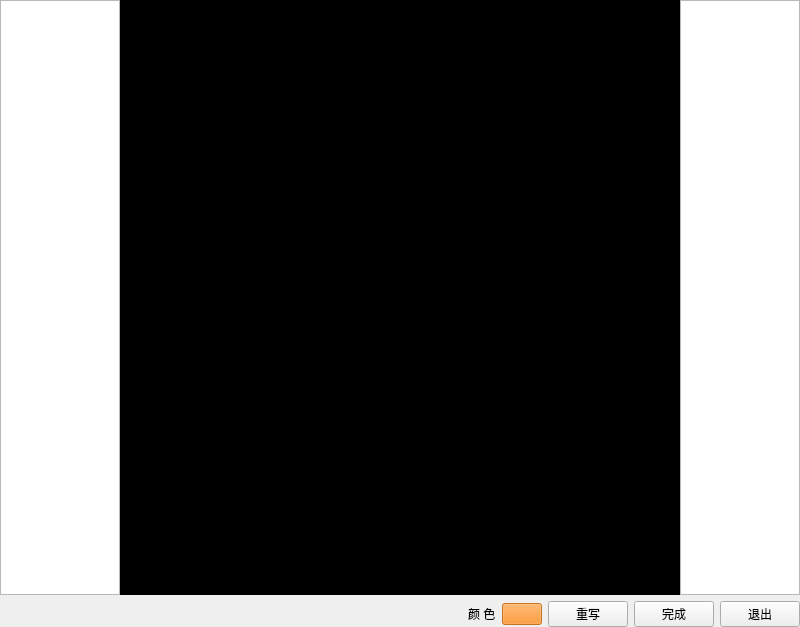
MrsZ/Demos, file QtDrawer/qtdrawer.ui: the form before one commit.
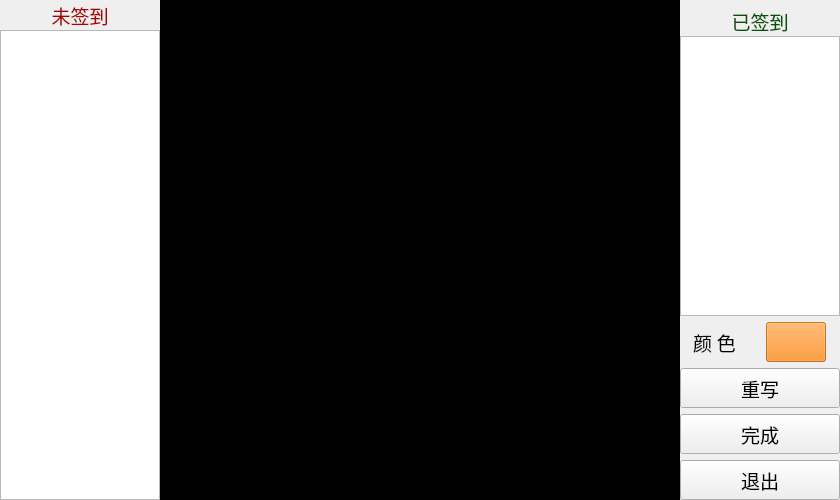
The form after the commit.

What changed in the file:
```diff
--- a/QtDrawer/qtdrawer.ui
+++ b/QtDrawer/qtdrawer.ui
@@ -6,39 +6,62 @@
    <rect>
     <x>0</x>
     <y>0</y>
-    <width>800</width>
-    <height>627</height>
+    <width>840</width>
+    <height>500</height>
    </rect>
   </property>
   <property name="windowTitle">
    <string>QtDrawer</string>
   </property>
   <widget class="QWidget" name="centralWidget">
-   <layout class="QHBoxLayout" name="horizontalLayout_3">
-    <property name="spacing">
-     <number>0</number>
-    </property>
-    <property name="margin">
-     <number>0</number>
-    </property>
-    <item>
-     <layout class="QVBoxLayout" name="verticalLayout">
-      <item>
        <layout class="QHBoxLayout" name="horizontalLayout">
         <property name="spacing">
          <number>0</number>
         </property>
+    <property name="margin">
+     <number>0</number>
+    </property>
+    <item>
+     <layout class="QVBoxLayout" name="verticalLayout_4">
+      <property name="spacing">
+       <number>0</number>
+      </property>
+      <item>
+       <widget class="QLabel" name="label_2">
+        <property name="minimumSize">
+         <size>
+          <width>160</width>
+          <height>30</height>
+         </size>
+        </property>
+        <property name="font">
+         <font>
+          <family>微软雅黑</family>
+          <pointsize>14</pointsize>
+         </font>
+        </property>
+        <property name="styleSheet">
+         <string notr="true">color: rgb(170, 0, 0);</string>
+        </property>
+        <property name="text">
+         <string>未签到</string>
+        </property>
+        <property name="alignment">
+         <set>Qt::AlignCenter</set>
+        </property>
+       </widget>
+      </item>
         <item>
          <widget class="QListWidget" name="listWidgetUnSign">
           <property name="minimumSize">
            <size>
-            <width>120</width>
+          <width>160</width>
             <height>0</height>
            </size>
           </property>
           <property name="maximumSize">
            <size>
-            <width>120</width>
+          <width>160</width>
             <height>16777215</height>
            </size>
           </property>
@@ -54,24 +77,83 @@
           </property>
          </widget>
         </item>
+     </layout>
+    </item>
         <item>
          <widget class="QWidget" name="widget" native="true">
+      <property name="minimumSize">
+       <size>
+        <width>500</width>
+        <height>500</height>
+       </size>
+      </property>
           <property name="styleSheet">
            <string notr="true">background-color: rgb(0, 0, 0);</string>
           </property>
          </widget>
         </item>
         <item>
+     <layout class="QVBoxLayout" name="verticalLayout_3">
+      <property name="spacing">
+       <number>0</number>
+      </property>
+      <item>
+       <layout class="QVBoxLayout" name="verticalLayout_2">
+        <item>
+         <layout class="QVBoxLayout" name="verticalLayout">
+          <property name="spacing">
+           <number>6</number>
+          </property>
+          <property name="leftMargin">
+           <number>0</number>
+          </property>
+          <property name="topMargin">
+           <number>6</number>
+          </property>
+          <property name="rightMargin">
+           <number>0</number>
+          </property>
+          <item>
+           <layout class="QVBoxLayout" name="verticalLayout_5">
+            <property name="spacing">
+             <number>0</number>
+            </property>
+            <item>
+             <widget class="QLabel" name="label_3">
+              <property name="minimumSize">
+               <size>
+                <width>160</width>
+                <height>30</height>
+               </size>
+              </property>
+              <property name="font">
+               <font>
+                <family>微软雅黑</family>
+                <pointsize>14</pointsize>
+               </font>
+              </property>
+              <property name="styleSheet">
+               <string notr="true">color: rgb(0, 85, 0);</string>
+              </property>
+              <property name="text">
+               <string>已签到</string>
+              </property>
+              <property name="alignment">
+               <set>Qt::AlignCenter</set>
+              </property>
+             </widget>
+            </item>
+            <item>
          <widget class="QListWidget" name="listWidgetSigned">
           <property name="minimumSize">
            <size>
-            <width>120</width>
+                <width>160</width>
             <height>0</height>
            </size>
           </property>
           <property name="maximumSize">
            <size>
-            <width>120</width>
+                <width>160</width>
             <height>16777215</height>
            </size>
           </property>
@@ -85,21 +167,29 @@
       </item>
       <item>
        <layout class="QHBoxLayout" name="horizontalLayout_2">
-        <item>
-         <spacer name="horizontalSpacer">
-          <property name="orientation">
-           <enum>Qt::Horizontal</enum>
-          </property>
-          <property name="sizeHint" stdset="0">
-           <size>
-            <width>40</width>
-            <height>20</height>
-           </size>
-          </property>
-         </spacer>
-        </item>
+            <property name="spacing">
+             <number>0</number>
+            </property>
         <item>
          <widget class="QLabel" name="label">
+              <property name="minimumSize">
+               <size>
+                <width>60</width>
+                <height>0</height>
+               </size>
+              </property>
+              <property name="maximumSize">
+               <size>
+                <width>60</width>
+                <height>40</height>
+               </size>
+              </property>
+              <property name="font">
+               <font>
+                <family>微软雅黑</family>
+                <pointsize>14</pointsize>
+               </font>
+              </property>
           <property name="text">
            <string>颜 色</string>
           </property>
@@ -107,6 +197,18 @@
         </item>
         <item>
          <widget class="QPushButton" name="pushButtonColor">
+              <property name="minimumSize">
+               <size>
+                <width>60</width>
+                <height>40</height>
+               </size>
+              </property>
+              <property name="maximumSize">
+               <size>
+                <width>60</width>
+                <height>16777215</height>
+               </size>
+              </property>
           <property name="styleSheet">
            <string notr="true">background-color: rgba(255,128,0,200);</string>
           </property>
@@ -115,8 +217,28 @@
           </property>
          </widget>
         </item>
+           </layout>
+          </item>
         <item>
          <widget class="QPushButton" name="pushButtonReDraw">
+            <property name="minimumSize">
+             <size>
+              <width>160</width>
+              <height>40</height>
+             </size>
+            </property>
+            <property name="maximumSize">
+             <size>
+              <width>120</width>
+              <height>16777215</height>
+             </size>
+            </property>
+            <property name="font">
+             <font>
+              <family>微软雅黑</family>
+              <pointsize>14</pointsize>
+             </font>
+            </property>
           <property name="text">
            <string>重写</string>
           </property>
@@ -124,6 +246,24 @@
         </item>
         <item>
          <widget class="QPushButton" name="pushButtonSave">
+            <property name="minimumSize">
+             <size>
+              <width>160</width>
+              <height>40</height>
+             </size>
+            </property>
+            <property name="maximumSize">
+             <size>
+              <width>120</width>
+              <height>16777215</height>
+             </size>
+            </property>
+            <property name="font">
+             <font>
+              <family>微软雅黑</family>
+              <pointsize>14</pointsize>
+             </font>
+            </property>
           <property name="text">
            <string>完成</string>
           </property>
@@ -131,10 +271,30 @@
         </item>
         <item>
          <widget class="QPushButton" name="pushButtonExit">
+            <property name="minimumSize">
+             <size>
+              <width>160</width>
+              <height>40</height>
+             </size>
+            </property>
+            <property name="maximumSize">
+             <size>
+              <width>120</width>
+              <height>16777215</height>
+             </size>
+            </property>
+            <property name="font">
+             <font>
+              <family>微软雅黑</family>
+              <pointsize>14</pointsize>
+             </font>
+            </property>
           <property name="text">
            <string>退出</string>
           </property>
          </widget>
+          </item>
+         </layout>
         </item>
        </layout>
       </item>
```
Lines whose indentation alone changed are shown as unchanged.
